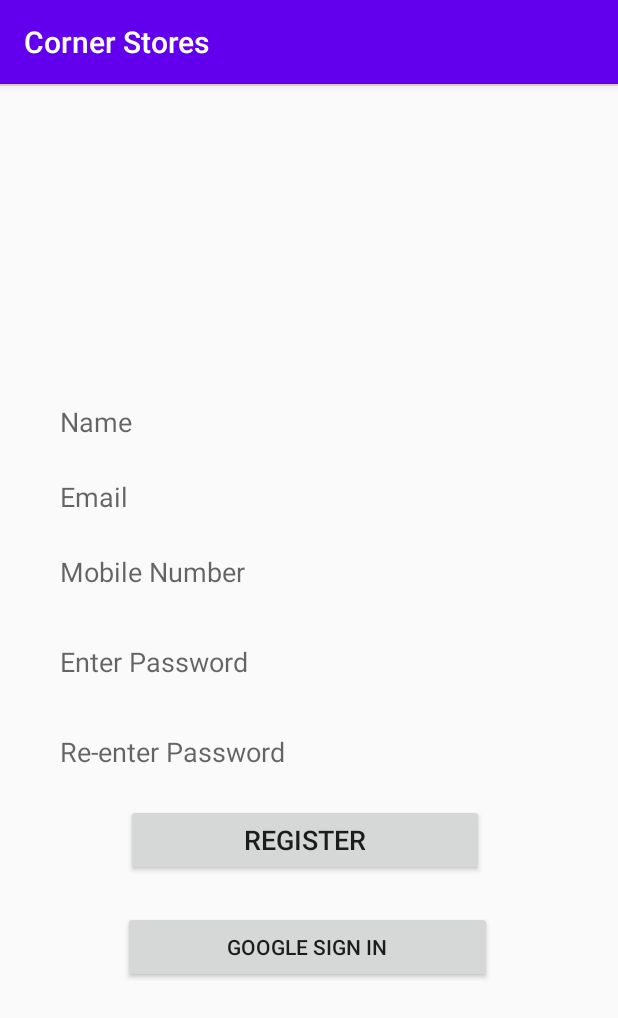
After one commit to mohammadn0man/Corner-Store, an Android app: the signin screen opened directly, with no data from a screen before it, on a phone screen of 412 x 824 dp. The commit adds this screen. Shown: the top 1018 px of the screen. Run offline under Robolectric (Android 15) with nearby library versions, the phone set to English and light mode, and no system bars.

Commit message:
login and signin completed

```diff
--- a/app/build.gradle
+++ b/app/build.gradle
@@ -28,7 +28,9 @@ dependencies {
 
     implementation 'androidx.appcompat:appcompat:1.0.2'
     implementation 'androidx.constraintlayout:constraintlayout:1.1.3'
+    implementation 'com.google.android.gms:play-services-auth:17.0.0'
     testImplementation 'junit:junit:4.12'
     androidTestImplementation 'androidx.test.ext:junit:1.1.1'
     androidTestImplementation 'androidx.test.espresso:espresso-core:3.2.0'
+    implementation 'com.google.android.gms:play-services-auth:17.0.0'
 }
--- a/app/src/main/AndroidManifest.xml
+++ b/app/src/main/AndroidManifest.xml
@@ -1,6 +1,7 @@
 <?xml version="1.0" encoding="utf-8"?>
 <manifest xmlns:android="http://schemas.android.com/apk/res/android"
     package="com.example.cornerstores">
+    <uses-permission android:name="android.permission.INTERNET"/>
 
     <application
         android:allowBackup="true"
@@ -16,6 +17,9 @@
                 <category android:name="android.intent.category.LAUNCHER" />
             </intent-filter>
         </activity>
+        <activity android:name=".login.login"></activity>
+        <activity android:name=".login.signin"></activity>
+        <activity android:name=".HomePage"></activity>
     </application>
 
 </manifest>
--- /dev/null
+++ b/app/src/main/java/com/example/cornerstores/login/signin.java
@@ -0,0 +1,64 @@
+package com.example.cornerstores.login;
+
+import android.content.Intent;
+import android.os.Bundle;
+import android.view.View;
+import android.widget.Button;
+import android.widget.Toast;
+
+import androidx.annotation.NonNull;
+import androidx.annotation.Nullable;
+import androidx.appcompat.app.AppCompatActivity;
+
+import com.example.cornerstores.HomePage;
+import com.example.cornerstores.R;
+import com.google.android.gms.auth.api.Auth;
+import com.google.android.gms.auth.api.signin.GoogleSignInOptions;
+import com.google.android.gms.auth.api.signin.GoogleSignInResult;
+import com.google.android.gms.common.ConnectionResult;
+import com.google.android.gms.common.api.GoogleApiClient;
+
+public class signin extends AppCompatActivity implements GoogleApiClient.OnConnectionFailedListener {
+
+    Button googlesignin;
+    private GoogleApiClient googleApiClient;
+    private static final int SIGN_IN = 1;
+    protected void onCreate(final Bundle SavedInstanceState) {
+
+        super.onCreate(SavedInstanceState);
+        setContentView(R.layout.sign_in);
+        GoogleSignInOptions googleSignInOptions = new GoogleSignInOptions.Builder(GoogleSignInOptions.DEFAULT_SIGN_IN).requestEmail().build();
+        googleApiClient = new GoogleApiClient.Builder(this).enableAutoManage(this,this).addApi(Auth.GOOGLE_SIGN_IN_API,googleSignInOptions).build();
+
+        googlesignin = findViewById(R.id.googlesignin);
+        googlesignin.setOnClickListener(new View.OnClickListener() {
+            @Override
+            public void onClick(View v) {
+                Intent intent = Auth.GoogleSignInApi.getSignInIntent(googleApiClient);
+                startActivityForResult(intent , SIGN_IN);
+            }
+        });
+    }
+
+    @Override
+    public void onConnectionFailed(@NonNull ConnectionResult connectionResult) {
+
+    }
+    @Override
+    protected void onActivityResult(int requestCode, int resultCode, @Nullable Intent data) {
+        super.onActivityResult(requestCode, resultCode, data);
+        if(requestCode == SIGN_IN){
+            GoogleSignInResult result = Auth.GoogleSignInApi.getSignInResultFromIntent(data);
+            if(result.isSuccess())
+            {
+                startActivity(new Intent(signin.this, HomePage.class));
+                finish();
+            }
+            else
+            {
+                Toast.makeText(this,"Login failed",Toast.LENGTH_SHORT).show();
+            }
+        }
+    }
+
+}
--- /dev/null
+++ b/app/src/main/res/layout/sign_in.xml
@@ -0,0 +1,118 @@
+<?xml version="1.0" encoding="utf-8"?>
+
+<ScrollView xmlns:app="http://schemas.android.com/apk/res-auto"
+    android:layout_width="match_parent"
+    android:layout_height="match_parent"
+    xmlns:android="http://schemas.android.com/apk/res/android">
+<RelativeLayout
+    android:layout_width="match_parent"
+    android:layout_height="match_parent"
+    android:orientation="vertical"
+    android:theme="@style/AppTheme">
+
+
+    <EditText
+        android:id="@+id/name"
+        android:layout_width="300dp"
+        android:layout_height="50dp"
+        android:layout_marginLeft="40dp"
+        android:layout_marginTop="200dp"
+        android:background="@android:color/transparent"
+        android:ems="10"
+        android:hint="Name"
+        android:inputType="text"
+        android:maxLines="1" />
+
+    <EditText
+        android:inputType="textEmailAddress"
+        android:layout_width="300dp"
+        android:layout_marginLeft="40dp"
+        android:layout_height="50dp"
+        android:ems="10"
+        android:background="@android:color/transparent"
+        android:id="@+id/email"
+        android:hint="Email"
+        android:maxLines="1"
+        android:layout_marginTop="250dp" />
+    <EditText
+        android:inputType="number"
+        android:layout_width="300dp"
+        android:layout_marginLeft="40dp"
+        android:layout_height="50dp"
+        android:ems="10"
+        android:background="@android:color/transparent"
+        android:id="@+id/number"
+        android:hint="Mobile Number"
+        android:maxLines="1"
+        android:layout_marginTop="300dp" />
+    <View
+        android:layout_width="match_parent"
+        android:layout_height="1dp"
+        android:background="#f9d7db"/>
+
+    <EditText
+        android:inputType="textPassword"
+        android:layout_width="300dp"
+        android:layout_marginLeft="40dp"
+        android:layout_height="50dp"
+        android:ems="10"
+        android:background="@android:color/transparent"
+        android:id="@+id/password"
+        android:hint="Enter Password"
+        android:maxLines="1"
+        android:layout_marginTop="360dp"/>.
+    <EditText
+        android:inputType="textPassword"
+        android:layout_width="300dp"
+        android:layout_marginLeft="40dp"
+        android:layout_height="50dp"
+        android:ems="10"
+        android:background="@android:color/transparent"
+        android:id="@+id/repassword"
+        android:hint="Re-enter Password"
+        android:maxLines="1"
+        android:layout_marginTop="420dp"/>.
+    <View
+        android:layout_width="match_parent"
+        android:layout_height="1dp"
+        android:background="#f9d7db"/>
+
+
+    <Button
+        android:id="@+id/register"
+        android:layout_width="238dp"
+        android:layout_height="wrap_content"
+        android:layout_below="@+id/repassword"
+        android:layout_alignParentStart="true"
+        android:layout_alignParentEnd="true"
+        android:layout_marginStart="84dp"
+        android:layout_marginTop="10dp"
+        android:layout_marginEnd="89dp"
+        android:clickable="true"
+        android:text="REGISTER"
+        android:textAllCaps="false"
+        android:textSize="18dp" />
+
+    <ImageView
+        android:id="@+id/imageView2"
+        android:layout_width="130dp"
+        android:layout_height="120dp"
+        android:layout_centerHorizontal="true"
+        android:layout_marginLeft="110dp"
+        android:layout_marginTop="50dp" />
+
+    <Button
+        android:id="@+id/googlesignin"
+        android:layout_width="wrap_content"
+        android:layout_height="wrap_content"
+        android:layout_below="@+id/register"
+        android:layout_alignParentStart="true"
+        android:layout_alignParentEnd="true"
+        android:layout_alignParentBottom="true"
+        android:layout_marginStart="82dp"
+        android:layout_marginTop="2dp"
+        android:layout_marginEnd="84dp"
+        android:layout_marginBottom="21dp"
+        android:text="GOOGLE SIGN IN" />
+</RelativeLayout>
+</ScrollView>
```
Also changed, not shown: app/src/main/java/com/example/cornerstores/HomePage.java (added, +92 -0 lines), app/src/main/java/com/example/cornerstores/MainActivity.java (+14 -0 lines), app/src/main/java/com/example/cornerstores/login/login.java (+51 -1 lines), app/src/main/res/layout/activity_main.xml (+11 -0 lines), app/src/main/res/layout/login.xml (added, +65 -0 lines), app/src/main/res/layout/user_homepage.xml (added, +63 -0 lines), 1 other file.
